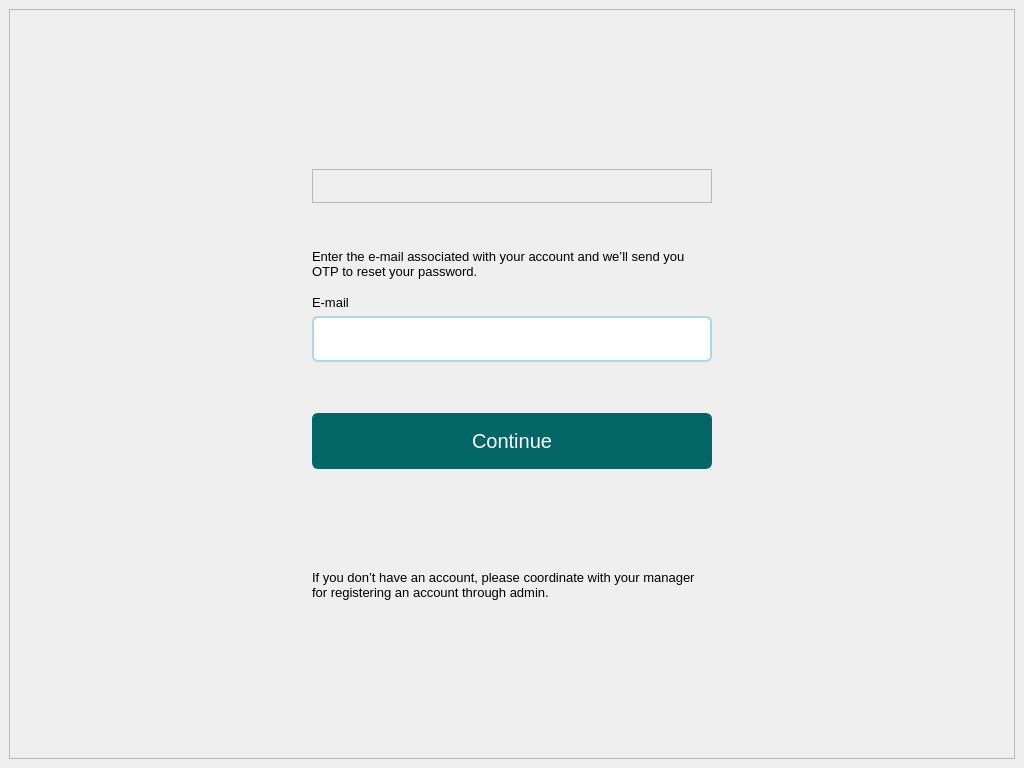
Before: the Qt Designer form screens/ui/authentication/emailScreen.ui in sehae/POS-with-Inventory-System, drawn with Qt 5.
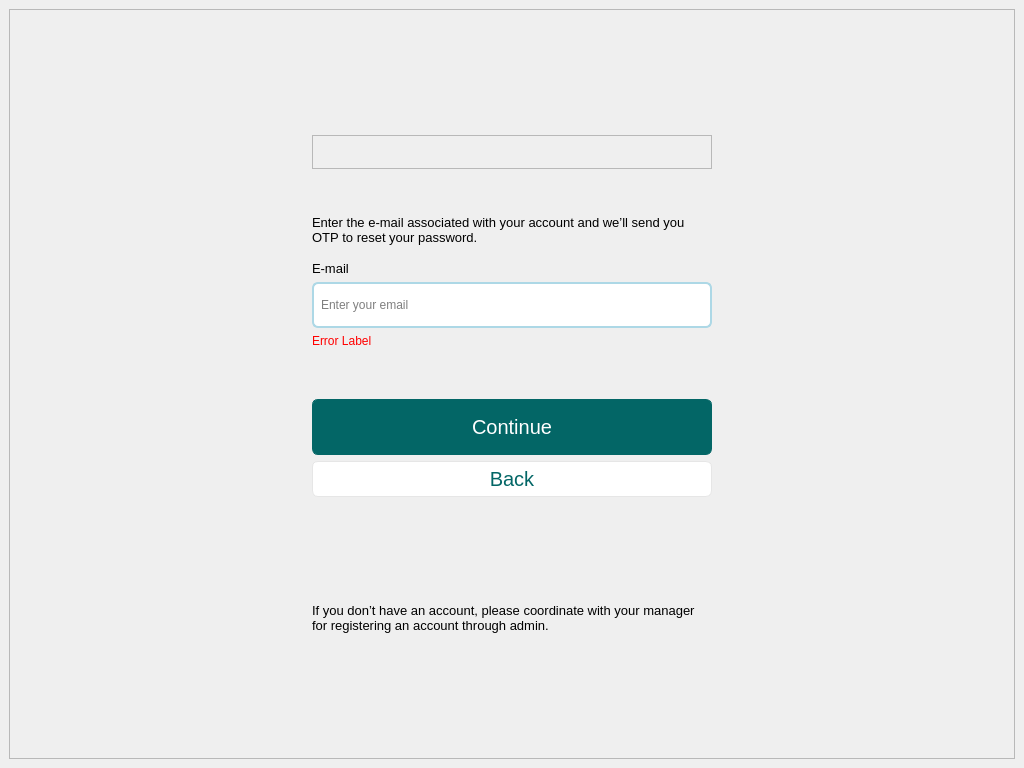
After: the same form once the commit is applied. Icons and pictures are not drawn.

Commit message: added error label

Patch:
```diff
--- a/screens/ui/authentication/emailScreen.ui
+++ b/screens/ui/authentication/emailScreen.ui
@@ -197,6 +197,21 @@
     selection-background-color: darkgray;
 }</string>
            </property>
+           <property name="placeholderText">
+            <string>Enter your email</string>
+           </property>
+          </widget>
+         </item>
+         <item>
+          <widget class="QLabel" name="label">
+           <property name="styleSheet">
+            <string notr="true">QLabel {
+color: red;
+}</string>
+           </property>
+           <property name="text">
+            <string>Error Label</string>
+           </property>
           </widget>
          </item>
          <item>
@@ -247,6 +262,48 @@
            </property>
           </widget>
          </item>
+         <item>
+          <spacer name="verticalSpacer">
+           <property name="orientation">
+            <enum>Qt::Vertical</enum>
+           </property>
+           <property name="sizeType">
+            <enum>QSizePolicy::Fixed</enum>
+           </property>
+           <property name="sizeHint" stdset="0">
+            <size>
+             <width>20</width>
+             <height>5</height>
+            </size>
+           </property>
+          </spacer>
+         </item>
+         <item>
+          <widget class="QPushButton" name="backBTN">
+           <property name="styleSheet">
+            <string notr="true">QPushButton {
+    padding: 5px;
+    border: 1px solid #E6E6E6;
+    border-radius: 6px;
+    background-color: #FFFFFF;
+    color: #036666;
+    font-size: 20px;
+}
+
+QPushButton:hover {
+    background-color: #E6E6E6;
+}
+
+QPushButton:pressed {
+    background-color: #CCCCCC;
+}
+</string>
+           </property>
+           <property name="text">
+            <string>Back</string>
+           </property>
+          </widget>
+         </item>
          <item>
           <spacer name="spacer4">
            <property name="orientation">
```
Left out of the diff: 5 changed lines with no effect on the pictures. The commit also changes 1 other file.
